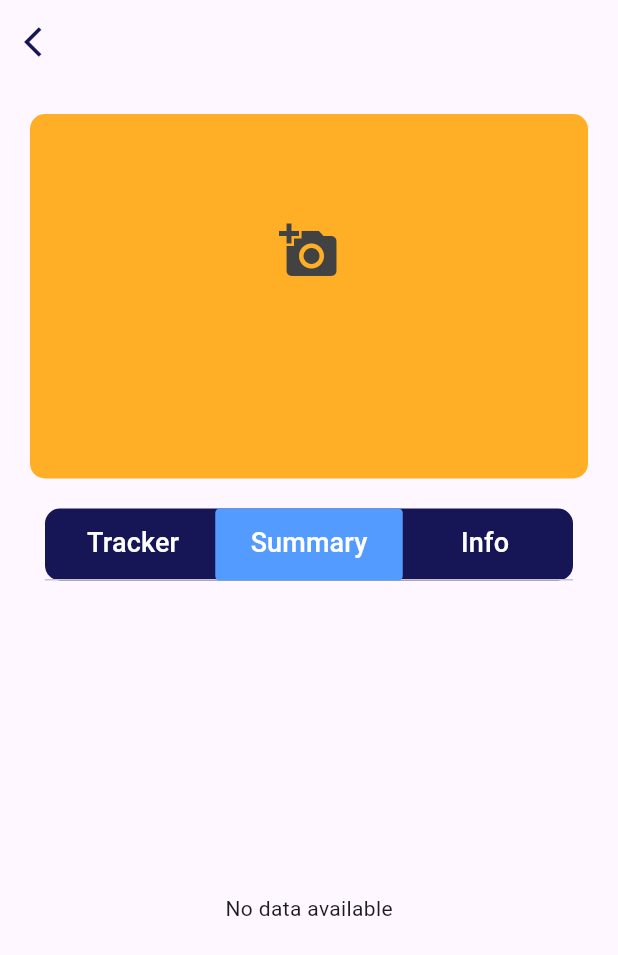
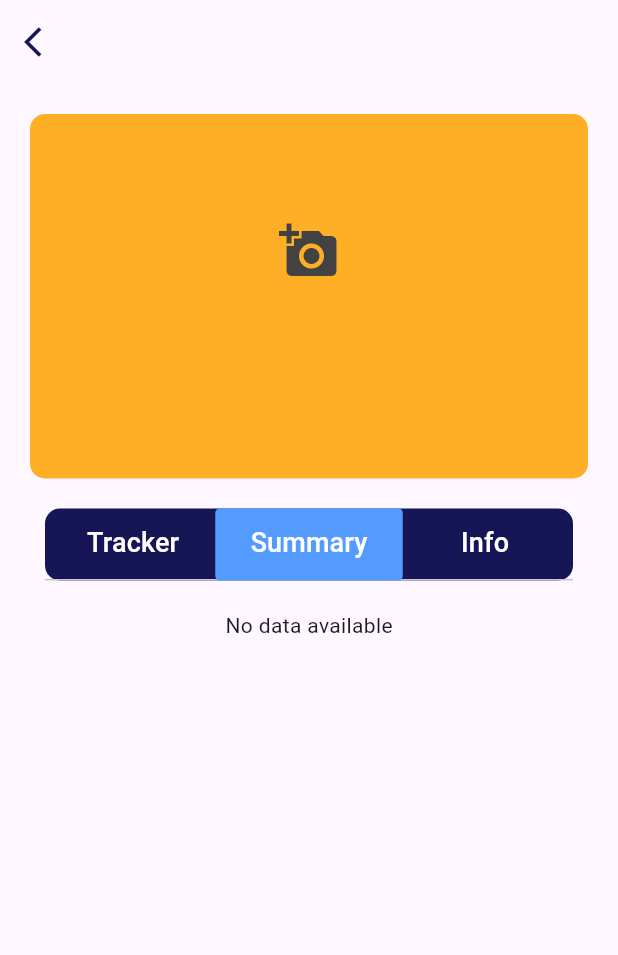
Before and after one commit to purrccc/Pawlorie, a Flutter app: the CalTrackerPage screen opened directly with empty values, tab 2 chosen, on a phone screen of 412 x 824 dp. Shown: the top 955 px of the screen. Run offline on Flutter 3.47's test engine with Material 3 defaults, Android fonts, the phone set to English and light mode, and no system bars; our stand-ins replace cloud_firestore, firebase_auth, firebase_core, firebase_storage, google_fonts, image_picker; accounts and stored records are empty; Roboto replaces fonts that are missing (Ubuntu).

Commit message:
Updated summary

```diff
--- a/lib/SummaryPage.dart
+++ b/lib/SummaryPage.dart
@@ -174,7 +174,7 @@ Widget summaryFoodContainer(String food, String calorie, String time) {
               Text(
                 food,
                 style: GoogleFonts.rubik(
-                  fontSize: 24,
+                  fontSize: 20,
                   fontWeight: FontWeight.bold,
                   color: AppColor.darkBlue,
                 ),
@@ -183,7 +183,7 @@ Widget summaryFoodContainer(String food, String calorie, String time) {
                 calorie,
                 style: GoogleFonts.rubik(
                   fontSize: 18,
-                  fontWeight: FontWeight.w600,
+                  fontWeight: FontWeight.w500,
                   color: AppColor.darkBlue,
                 ),
               ),
--- a/lib/components/SummaryTabPage.dart
+++ b/lib/components/SummaryTabPage.dart
@@ -39,10 +39,12 @@ class _SummaryTabContentState extends State<SummaryTabContent> {
 
   @override
   Widget build(BuildContext context) {
-    return Center(
-      child: Padding(
+    return Padding(
       padding: const EdgeInsets.all(20.0),
-        child: FutureBuilder<Map<String, double>>(
+      child: SingleChildScrollView(
+        child: Column(
+          children: [
+            FutureBuilder<Map<String, double>>(
               future: _fetchData(),
               builder: (context, snapshot) {
                 if (snapshot.connectionState == ConnectionState.waiting) {
@@ -73,6 +75,8 @@ class _SummaryTabContentState extends State<SummaryTabContent> {
                   );
                 }
               },
+            ),
+          ],
         ),
       ),
     );
```
Lines whose indentation alone changed are shown as unchanged.
